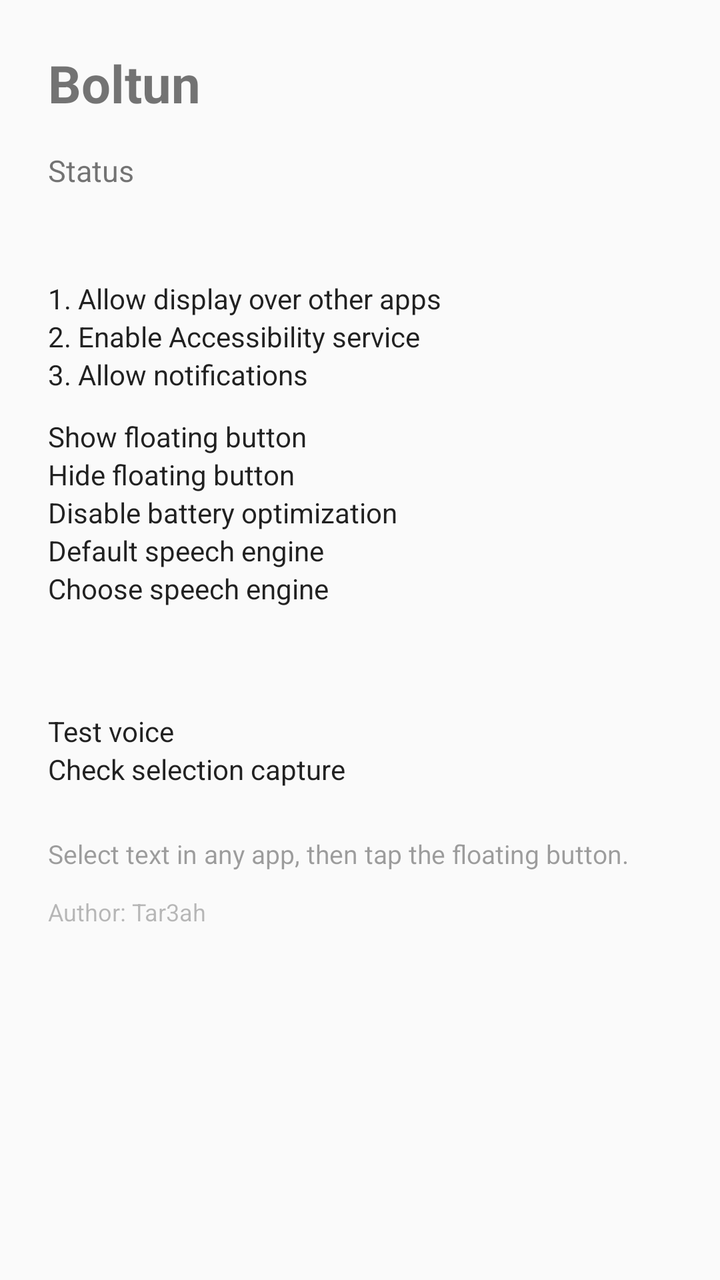
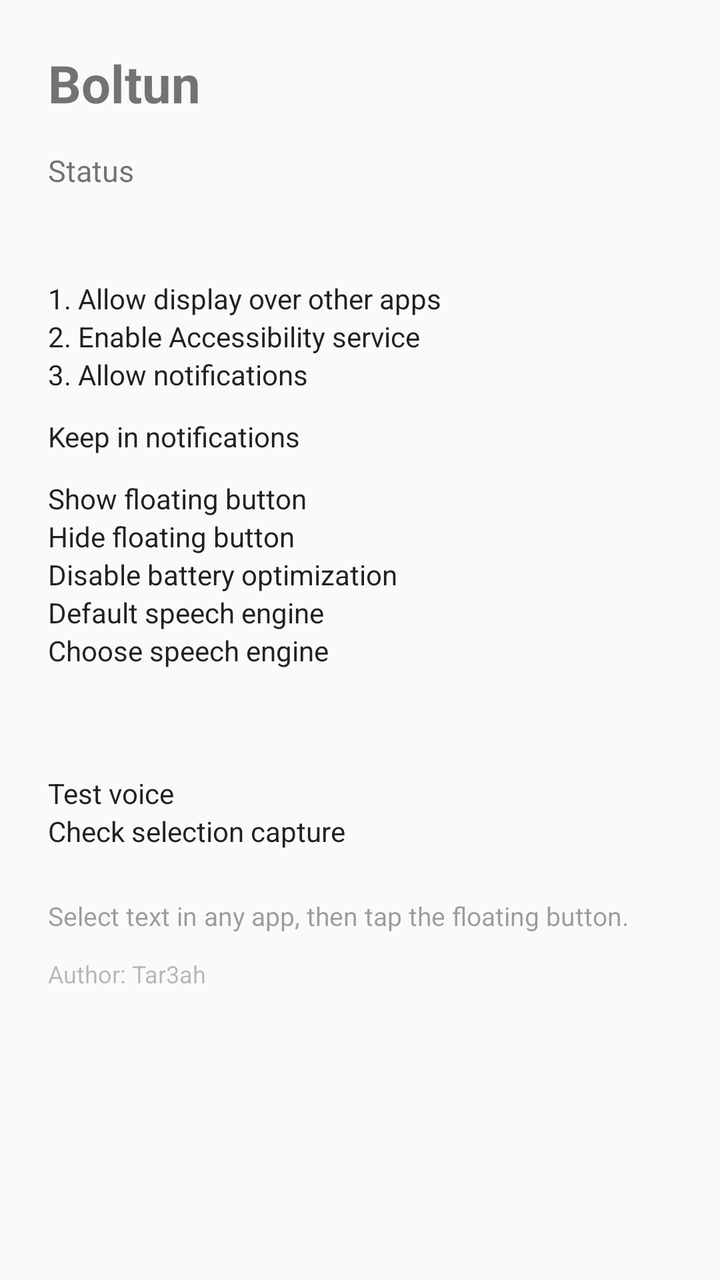

Screens rendered from an Android XML layout before and after an edit, with the pre-edit source and the edit as a unified diff.
<!-- AndroidManifest.xml: application theme Theme.ReadAloud -->
<!-- res/layout/activity_main.xml -->
<?xml version="1.0" encoding="utf-8"?>
<ScrollView xmlns:android="http://schemas.android.com/apk/res/android"
    android:layout_width="match_parent"
    android:layout_height="match_parent"
    android:fillViewport="true">

    <LinearLayout
        android:layout_width="match_parent"
        android:layout_height="wrap_content"
        android:orientation="vertical"
        android:padding="24dp">

        <TextView
            android:layout_width="wrap_content"
            android:layout_height="wrap_content"
            android:layout_marginBottom="16dp"
            android:text="@string/app_name"
            android:textSize="26sp"
            android:textStyle="bold" />

        <TextView
            android:id="@+id/status"
            android:layout_width="match_parent"
            android:layout_height="wrap_content"
            android:layout_marginBottom="8dp"
            android:lineSpacingExtra="4dp"
            android:text="@string/status"
            android:textSize="15sp" />

        <TextView
            android:id="@+id/engine"
            android:layout_width="match_parent"
            android:layout_height="wrap_content"
            android:layout_marginBottom="16dp"
            android:textSize="15sp" />

        <Button
            android:id="@+id/btn_overlay"
            android:layout_width="match_parent"
            android:layout_height="wrap_content"
            android:text="@string/btn_overlay" />

        <Button
            android:id="@+id/btn_a11y"
            android:layout_width="match_parent"
            android:layout_height="wrap_content"
            android:text="@string/btn_a11y" />

        <Button
            android:id="@+id/btn_notif"
            android:layout_width="match_parent"
            android:layout_height="wrap_content"
            android:text="@string/btn_notif" />

        <Button
            android:id="@+id/btn_start"
            android:layout_width="match_parent"
            android:layout_height="wrap_content"
            android:layout_marginTop="12dp"
            android:text="@string/btn_start" />

        <Button
            android:id="@+id/btn_stop"
            android:layout_width="match_parent"
            android:layout_height="wrap_content"
            android:text="@string/btn_stop" />

        <Button
            android:id="@+id/btn_battery"
            android:layout_width="match_parent"
            android:layout_height="wrap_content"
            android:text="@string/btn_battery" />

        <Button
            android:id="@+id/btn_tts_settings"
            android:layout_width="match_parent"
            android:layout_height="wrap_content"
            android:text="@string/btn_tts_settings" />

        <Button
            android:id="@+id/btn_pick_engine"
            android:layout_width="match_parent"
            android:layout_height="wrap_content"
            android:text="@string/btn_pick_engine" />

        <TextView
            android:id="@+id/speed_label"
            android:layout_width="match_parent"
            android:layout_height="wrap_content"
            android:layout_marginTop="20dp"
            android:textSize="15sp" />

        <SeekBar
            android:id="@+id/speed"
            android:layout_width="match_parent"
            android:layout_height="wrap_content"
            android:max="200"
            android:progress="100" />

        <Button
            android:id="@+id/btn_test"
            android:layout_width="match_parent"
            android:layout_height="wrap_content"
            android:layout_marginTop="12dp"
            android:text="@string/btn_test" />

        <Button
            android:id="@+id/btn_probe"
            android:layout_width="match_parent"
            android:layout_height="wrap_content"
            android:text="@string/btn_probe" />

        <TextView
            android:layout_width="match_parent"
            android:layout_height="wrap_content"
            android:layout_marginTop="24dp"
            android:alpha="0.7"
            android:text="@string/hint"
            android:textSize="13sp" />

        <TextView
            android:layout_width="match_parent"
            android:layout_height="wrap_content"
            android:layout_marginTop="12dp"
            android:alpha="0.5"
            android:text="@string/app_author"
            android:textSize="12sp" />
    </LinearLayout>
</ScrollView>
<!-- resources referenced by this layout -->
<resources>
  <string name="app_author">Author: Tar3ah</string>
  <string name="app_name">Boltun</string>
  <string name="btn_a11y">2. Enable Accessibility service</string>
  <string name="btn_battery">Disable battery optimization</string>
  <string name="btn_notif">3. Allow notifications</string>
  <string name="btn_overlay">1. Allow display over other apps</string>
  <string name="btn_pick_engine">Choose speech engine</string>
  <string name="btn_probe">Check selection capture</string>
  <string name="btn_start">Show floating button</string>
  <string name="btn_stop">Hide floating button</string>
  <string name="btn_test">Test voice</string>
  <string name="btn_tts_settings">Default speech engine</string>
  <string name="hint">Select text in any app, then tap the floating button.</string>
  <string name="status">Status</string>
  <style name="Theme.ReadAloud" parent="android:Theme.Material.Light.NoActionBar">
          <item name="android:colorPrimary">@color/brand</item>
          <item name="android:colorPrimaryDark">@color/brand_dark</item>
          <item name="android:colorAccent">@color/brand</item>
          <item name="android:statusBarColor">@color/brand_dark</item>
      </style>
  <color name="brand">#1565C0</color>
  <color name="brand_dark">#0D47A1</color>
</resources>

<!-- the commit's change to res/layout/activity_main.xml (unified diff, before → after) -->
@@ -51,6 +51,13 @@
             android:layout_width="match_parent"
             android:layout_height="wrap_content"
             android:text="@string/btn_notif" />
+
+        <CheckBox
+            android:id="@+id/chk_notification"
+            android:layout_width="match_parent"
+            android:layout_height="wrap_content"
+            android:layout_marginTop="12dp"
+            android:text="@string/chk_notification" />
 
         <Button
             android:id="@+id/btn_start"
<!-- resource entries referenced after the edit -->
@@ -12,6 +12,7 @@
   <string name="btn_stop">Hide floating button</string>
   <string name="btn_test">Test voice</string>
   <string name="btn_tts_settings">Default speech engine</string>
+  <string name="chk_notification">Keep in notifications</string>
   <string name="hint">Select text in any app, then tap the floating button.</string>
   <string name="status">Status</string>
   <style name="Theme.ReadAloud" parent="android:Theme.Material.Light.NoActionBar">
